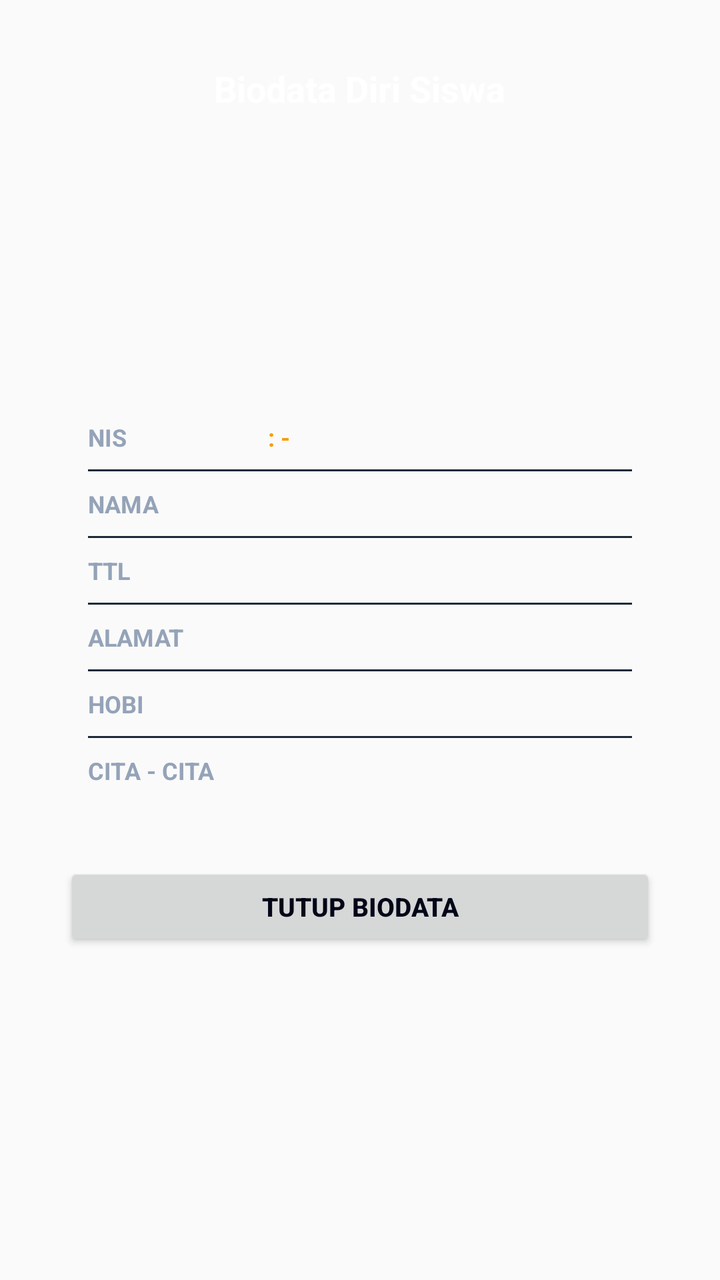
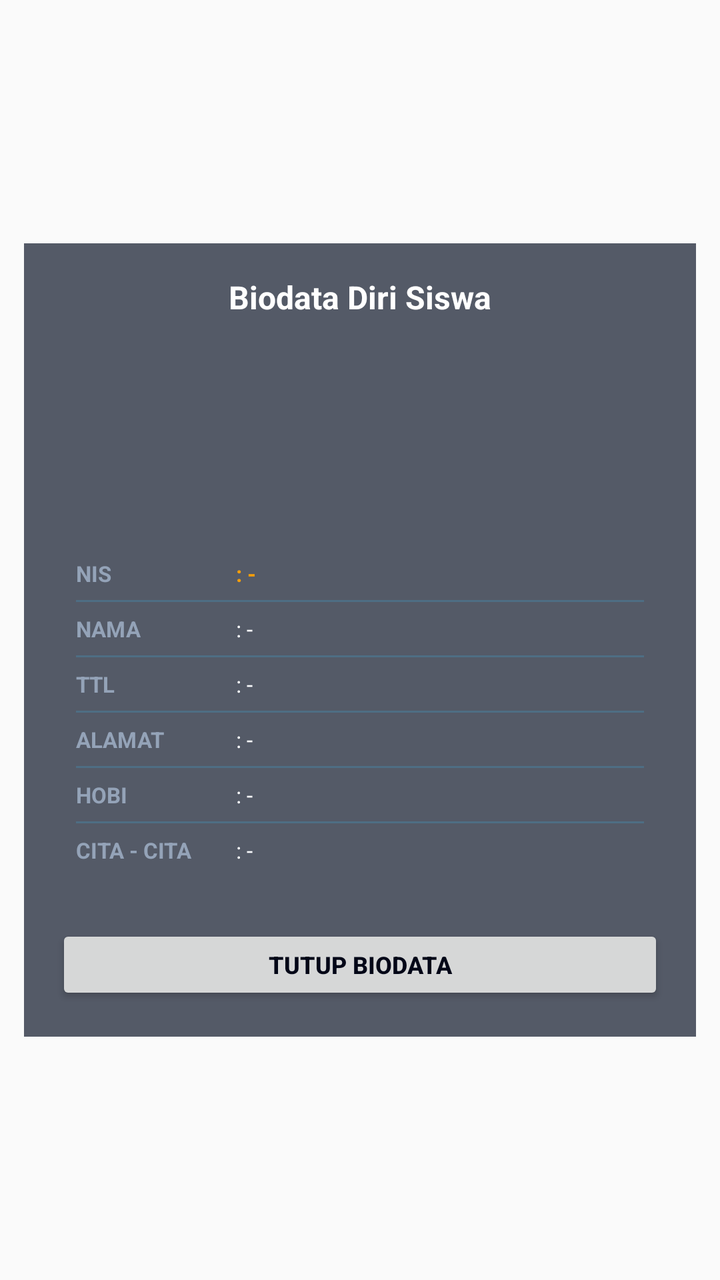

Two renders of the same Android screen: before a commit and after it. Below are the layout's source before the change and the commit's diff.
<!-- AndroidManifest.xml: application theme AppTheme -->
<!-- res/layout/dialog_student_detail.xml -->
<?xml version="1.0" encoding="utf-8"?>

<LinearLayout xmlns:android="http://schemas.android.com/apk/res/android"
    android:layout_width="match_parent"
    android:layout_height="wrap_content"
    android:orientation="vertical"
    android:padding="12dp">

    <LinearLayout
        android:id="@+id/cardDialogDetail"
        android:layout_width="match_parent"
        android:layout_height="wrap_content"
        android:orientation="vertical"
        android:gravity="center_horizontal"
        android:padding="20dp">

        <TextView
            android:layout_width="wrap_content"
            android:layout_height="wrap_content"
            android:text="Biodata Diri Siswa"
            android:textColor="#FFFFFF"
            android:textSize="18sp"
            android:textStyle="bold"
            android:layout_marginBottom="16dp"/>

        <FrameLayout
            android:layout_width="100dp"
            android:layout_height="100dp"
            android:layout_marginBottom="18dp">
            
            <View
                android:id="@+id/vAvatarGlow"
                android:layout_width="match_parent"
                android:layout_height="match_parent" />

            <ImageView
                android:id="@+id/ivDetailFoto"
                android:layout_width="92dp"
                android:layout_height="92dp"
                android:layout_gravity="center"
                android:scaleType="centerCrop"/>
        </FrameLayout>

        <LinearLayout
            android:id="@+id/subcardBiodata"
            android:layout_width="match_parent"
            android:layout_height="wrap_content"
            android:orientation="vertical"
            android:padding="12dp"
            android:layout_marginBottom="18dp">

            
            <LinearLayout android:layout_width="match_parent" android:layout_height="wrap_content" android:orientation="horizontal" android:paddingVertical="8dp">
                <TextView android:layout_width="90dp" android:layout_height="wrap_content" android:text="NIS" android:textColor="#94A3B8" android:textSize="12sp" android:textStyle="bold"/>
                <TextView android:id="@+id/tvDetailNis" android:layout_width="match_parent" android:layout_height="wrap_content" android:text=": -" android:textColor="#F59E0B" android:textSize="12sp" android:textStyle="bold"/>
            </LinearLayout>
            <View android:layout_width="match_parent" android:layout_height="1dp" android:background="#1E293B"/>

            
            <LinearLayout android:layout_width="match_parent" android:layout_height="wrap_content" android:orientation="horizontal" android:paddingVertical="8dp">
                <TextView android:layout_width="90dp" android:layout_height="wrap_content" android:text="NAMA" android:textColor="#94A3B8" android:textSize="12sp" android:textStyle="bold"/>
                <TextView android:id="@+id/tvDetailNama" android:layout_width="match_parent" android:layout_height="wrap_content" android:text=": -" android:textColor="#F8FAFC" android:textSize="12sp"/>
            </LinearLayout>
            <View android:layout_width="match_parent" android:layout_height="1dp" android:background="#1E293B"/>

            
            <LinearLayout android:layout_width="match_parent" android:layout_height="wrap_content" android:orientation="horizontal" android:paddingVertical="8dp">
                <TextView android:layout_width="90dp" android:layout_height="wrap_content" android:text="TTL" android:textColor="#94A3B8" android:textSize="12sp" android:textStyle="bold"/>
                <TextView android:id="@+id/tvDetailTtl" android:layout_width="match_parent" android:layout_height="wrap_content" android:text=": -" android:textColor="#F8FAFC" android:textSize="12sp"/>
            </LinearLayout>
            <View android:layout_width="match_parent" android:layout_height="1dp" android:background="#1E293B"/>

            
            <LinearLayout android:layout_width="match_parent" android:layout_height="wrap_content" android:orientation="horizontal" android:paddingVertical="8dp">
                <TextView android:layout_width="90dp" android:layout_height="wrap_content" android:text="ALAMAT" android:textColor="#94A3B8" android:textSize="12sp" android:textStyle="bold"/>
                <TextView android:id="@+id/tvDetailAlamat" android:layout_width="match_parent" android:layout_height="wrap_content" android:text=": -" android:textColor="#F8FAFC" android:textSize="12sp"/>
            </LinearLayout>
            <View android:layout_width="match_parent" android:layout_height="1dp" android:background="#1E293B"/>

            
            <LinearLayout android:layout_width="match_parent" android:layout_height="wrap_content" android:orientation="horizontal" android:paddingVertical="8dp">
                <TextView android:layout_width="90dp" android:layout_height="wrap_content" android:text="HOBI" android:textColor="#94A3B8" android:textSize="12sp" android:textStyle="bold"/>
                <TextView android:id="@+id/tvDetailHobi" android:layout_width="match_parent" android:layout_height="wrap_content" android:text=": -" android:textColor="#F8FAFC" android:textSize="12sp"/>
            </LinearLayout>
            <View android:layout_width="match_parent" android:layout_height="1dp" android:background="#1E293B"/>

            
            <LinearLayout android:layout_width="match_parent" android:layout_height="wrap_content" android:orientation="horizontal" android:paddingVertical="8dp">
                <TextView android:layout_width="90dp" android:layout_height="wrap_content" android:text="CITA - CITA" android:textColor="#94A3B8" android:textSize="12sp" android:textStyle="bold"/>
                <TextView android:id="@+id/tvDetailCitaCita" android:layout_width="match_parent" android:layout_height="wrap_content" android:text=": -" android:textColor="#F8FAFC" android:textSize="12sp"/>
            </LinearLayout>

        </LinearLayout>

        <Button
            android:id="@+id/btnCloseDetail"
            android:layout_width="match_parent"
            android:layout_height="44dp"
            android:text="TUTUP BIODATA"
            android:textColor="#020617"
            android:textSize="13sp"
            android:textStyle="bold"
            android:textAllCaps="true"/>
    </LinearLayout>
</LinearLayout>
<!-- resources referenced by this layout -->
<resources>
  <style name="AppTheme" parent="Theme.AppCompat.DayNight.NoActionBar">
          <item name="android:windowNoTitle">true</item>
          <item name="android:windowActionBar">false</item>
          <item name="android:windowFullscreen">true</item>
      </style>
</resources>

<!-- the commit's change to res/layout/dialog_student_detail.xml (unified diff, before → after) -->
@@ -3,31 +3,34 @@
 <LinearLayout xmlns:android="http://schemas.android.com/apk/res/android"
     android:layout_width="match_parent"
     android:layout_height="wrap_content"
+    android:gravity="center"
     android:orientation="vertical"
     android:padding="12dp">
 
+    
     <LinearLayout
         android:id="@+id/cardDialogDetail"
         android:layout_width="match_parent"
         android:layout_height="wrap_content"
+        android:background="#B30F172A"
+        android:gravity="center_horizontal"
         android:orientation="vertical"
-        android:gravity="center_horizontal"
-        android:padding="20dp">
+        android:padding="16dp">
 
         <TextView
             android:layout_width="wrap_content"
             android:layout_height="wrap_content"
+            android:layout_marginBottom="12dp"
             android:text="Biodata Diri Siswa"
             android:textColor="#FFFFFF"
-            android:textSize="18sp"
-            android:textStyle="bold"
-            android:layout_marginBottom="16dp"/>
+            android:textSize="16sp"
+            android:textStyle="bold" />
 
         <FrameLayout
-            android:layout_width="100dp"
-            android:layout_height="100dp"
-            android:layout_marginBottom="18dp">
-            
+            android:layout_width="80dp"
+            android:layout_height="80dp"
+            android:layout_marginBottom="12dp">
+
             <View
                 android:id="@+id/vAvatarGlow"
                 android:layout_width="match_parent"
@@ -35,71 +38,88 @@
 
             <ImageView
                 android:id="@+id/ivDetailFoto"
-                android:layout_width="92dp"
-                android:layout_height="92dp"
+                android:layout_width="74dp"
+                android:layout_height="74dp"
                 android:layout_gravity="center"
-                android:scaleType="centerCrop"/>
+                android:scaleType="centerCrop" />
         </FrameLayout>
 
         <LinearLayout
             android:id="@+id/subcardBiodata"
             android:layout_width="match_parent"
             android:layout_height="wrap_content"
+            android:layout_marginBottom="14dp"
             android:orientation="vertical"
-            android:padding="12dp"
-            android:layout_marginBottom="18dp">
+            android:padding="10dp">
 
-            
-            <LinearLayout android:layout_width="match_parent" android:layout_height="wrap_content" android:orientation="horizontal" android:paddingVertical="8dp">
-                <TextView android:layout_width="90dp" android:layout_height="wrap_content" android:text="NIS" android:textColor="#94A3B8" android:textSize="12sp" android:textStyle="bold"/>
-                <TextView android:id="@+id/tvDetailNis" android:layout_width="match_parent" android:layout_height="wrap_content" android:text=": -" android:textColor="#F59E0B" android:textSize="12sp" android:textStyle="bold"/>
+            <LinearLayout
+                android:layout_width="match_parent"
+                android:layout_height="wrap_content"
+                android:orientation="horizontal"
+                android:paddingVertical="6dp">
+                <TextView android:layout_width="80dp" android:layout_height="wrap_content" android:text="NIS" android:textColor="#94A3B8" android:textSize="11sp" android:textStyle="bold" />
+                <TextView android:id="@+id/tvDetailNis" android:layout_width="match_parent" android:layout_height="wrap_content" android:text=": -" android:textColor="#F59E0B" android:textSize="11sp" android:textStyle="bold" />
             </LinearLayout>
-            <View android:layout_width="match_parent" android:layout_height="1dp" android:background="#1E293B"/>
+            <View android:layout_width="match_parent" android:layout_height="1dp" android:background="#3338BDF8" />
 
-            
-            <LinearLayout android:layout_width="match_parent" android:layout_height="wrap_content" android:orientation="horizontal" android:paddingVertical="8dp">
-                <TextView android:layout_width="90dp" android:layout_height="wrap_content" android:text="NAMA" android:textColor="#94A3B8" android:textSize="12sp" android:textStyle="bold"/>
-                <TextView android:id="@+id/tvDetailNama" android:layout_width="match_parent" android:layout_height="wrap_content" android:text=": -" android:textColor="#F8FAFC" android:textSize="12sp"/>
+            <LinearLayout
+                android:layout_width="match_parent"
+                android:layout_height="wrap_content"
+                android:orientation="horizontal"
+                android:paddingVertical="6dp">
+                <TextView android:layout_width="80dp" android:layout_height="wrap_content" android:text="NAMA" android:textColor="#94A3B8" android:textSize="11sp" android:textStyle="bold" />
+                <TextView android:id="@+id/tvDetailNama" android:layout_width="match_parent" android:layout_height="wrap_content" android:text=": -" android:textColor="#F8FAFC" android:textSize="11sp" />
             </LinearLayout>
-            <View android:layout_width="match_parent" android:layout_height="1dp" android:background="#1E293B"/>
+            <View android:layout_width="match_parent" android:layout_height="1dp" android:background="#3338BDF8" />
 
-            
-            <LinearLayout android:layout_width="match_parent" android:layout_height="wrap_content" android:orientation="horizontal" android:paddingVertical="8dp">
-                <TextView android:layout_width="90dp" android:layout_height="wrap_content" android:text="TTL" android:textColor="#94A3B8" android:textSize="12sp" android:textStyle="bold"/>
-                <TextView android:id="@+id/tvDetailTtl" android:layout_width="match_parent" android:layout_height="wrap_content" android:text=": -" android:textColor="#F8FAFC" android:textSize="12sp"/>
+            <LinearLayout
+                android:layout_width="match_parent"
+                android:layout_height="wrap_content"
+                android:orientation="horizontal"
+                android:paddingVertical="6dp">
+                <TextView android:layout_width="80dp" android:layout_height="wrap_content" android:text="TTL" android:textColor="#94A3B8" android:textSize="11sp" android:textStyle="bold" />
+                <TextView android:id="@+id/tvDetailTtl" android:layout_width="match_parent" android:layout_height="wrap_content" android:text=": -" android:textColor="#F8FAFC" android:textSize="11sp" />
             </LinearLayout>
-            <View android:layout_width="match_parent" android:layout_height="1dp" android:background="#1E293B"/>
+            <View android:layout_width="match_parent" android:layout_height="1dp" android:background="#3338BDF8" />
 
-            
-            <LinearLayout android:layout_width="match_parent" android:layout_height="wrap_content" android:orientation="horizontal" android:paddingVertical="8dp">
-                <TextView android:layout_width="90dp" android:layout_height="wrap_content" android:text="ALAMAT" android:textColor="#94A3B8" android:textSize="12sp" android:textStyle="bold"/>
-                <TextView android:id="@+id/tvDetailAlamat" android:layout_width="match_parent" android:layout_height="wrap_content" android:text=": -" android:textColor="#F8FAFC" android:textSize="12sp"/>
+            <LinearLayout
+                android:layout_width="match_parent"
+                android:layout_height="wrap_content"
+                android:orientation="horizontal"
+                android:paddingVertical="6dp">
+                <TextView android:layout_width="80dp" android:layout_height="wrap_content" android:text="ALAMAT" android:textColor="#94A3B8" android:textSize="11sp" android:textStyle="bold" />
+                <TextView android:id="@+id/tvDetailAlamat" android:layout_width="match_parent" android:layout_height="wrap_content" android:text=": -" android:textColor="#F8FAFC" android:textSize="11sp" />
             </LinearLayout>
-            <View android:layout_width="match_parent" android:layout_height="1dp" android:background="#1E293B"/>
+            <View android:layout_width="match_parent" android:layout_height="1dp" android:background="#3338BDF8" />
 
-            
-            <LinearLayout android:layout_width="match_parent" android:layout_height="wrap_content" android:orientation="horizontal" android:paddingVertical="8dp">
-                <TextView android:layout_width="90dp" android:layout_height="wrap_content" android:text="HOBI" android:textColor="#94A3B8" android:textSize="12sp" android:textStyle="bold"/>
-                <TextView android:id="@+id/tvDetailHobi" android:layout_width="match_parent" android:layout_height="wrap_content" android:text=": -" android:textColor="#F8FAFC" android:textSize="12sp"/>
+            <LinearLayout
+                android:layout_width="match_parent"
+                android:layout_height="wrap_content"
+                android:orientation="horizontal"
+                android:paddingVertical="6dp">
+                <TextView android:layout_width="80dp" android:layout_height="wrap_content" android:text="HOBI" android:textColor="#94A3B8" android:textSize="11sp" android:textStyle="bold" />
+                <TextView android:id="@+id/tvDetailHobi" android:layout_width="match_parent" android:layout_height="wrap_content" android:text=": -" android:textColor="#F8FAFC" android:textSize="11sp" />
             </LinearLayout>
-            <View android:layout_width="match_parent" android:layout_height="1dp" android:background="#1E293B"/>
+            <View android:layout_width="match_parent" android:layout_height="1dp" android:background="#3338BDF8" />
 
-            
-            <LinearLayout android:layout_width="match_parent" android:layout_height="wrap_content" android:orientation="horizontal" android:paddingVertical="8dp">
-                <TextView android:layout_width="90dp" android:layout_height="wrap_content" android:text="CITA - CITA" android:textColor="#94A3B8" android:textSize="12sp" android:textStyle="bold"/>
-                <TextView android:id="@+id/tvDetailCitaCita" android:layout_width="match_parent" android:layout_height="wrap_content" android:text=": -" android:textColor="#F8FAFC" android:textSize="12sp"/>
+            <LinearLayout
+                android:layout_width="match_parent"
+                android:layout_height="wrap_content"
+                android:orientation="horizontal"
+                android:paddingVertical="6dp">
+                <TextView android:layout_width="80dp" android:layout_height="wrap_content" android:text="CITA - CITA" android:textColor="#94A3B8" android:textSize="11sp" android:textStyle="bold" />
+                <TextView android:id="@+id/tvDetailCitaCita" android:layout_width="match_parent" android:layout_height="wrap_content" android:text=": -" android:textColor="#F8FAFC" android:textSize="11sp" />
             </LinearLayout>
-
         </LinearLayout>
 
         <Button
             android:id="@+id/btnCloseDetail"
             android:layout_width="match_parent"
-            android:layout_height="44dp"
+            android:layout_height="40dp"
             android:text="TUTUP BIODATA"
+            android:textAllCaps="true"
             android:textColor="#020617"
-            android:textSize="13sp"
-            android:textStyle="bold"
-            android:textAllCaps="true"/>
+            android:textSize="12sp"
+            android:textStyle="bold" />
     </LinearLayout>
 </LinearLayout>
